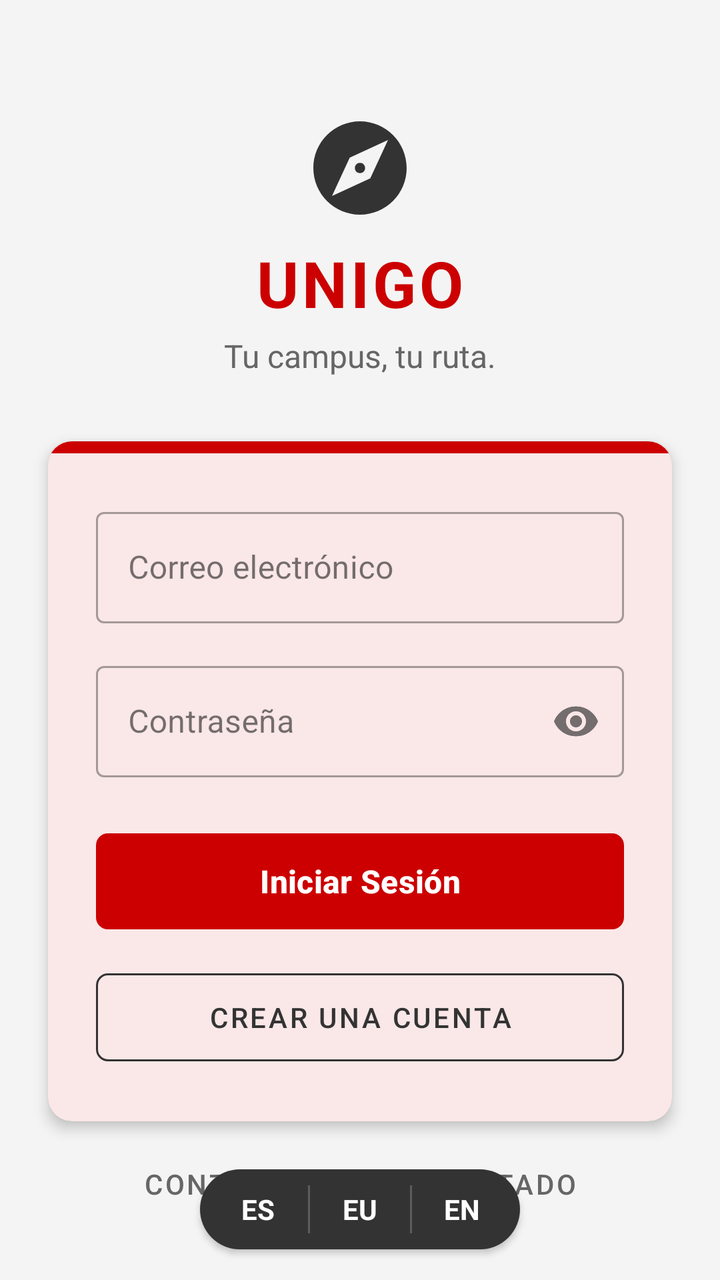
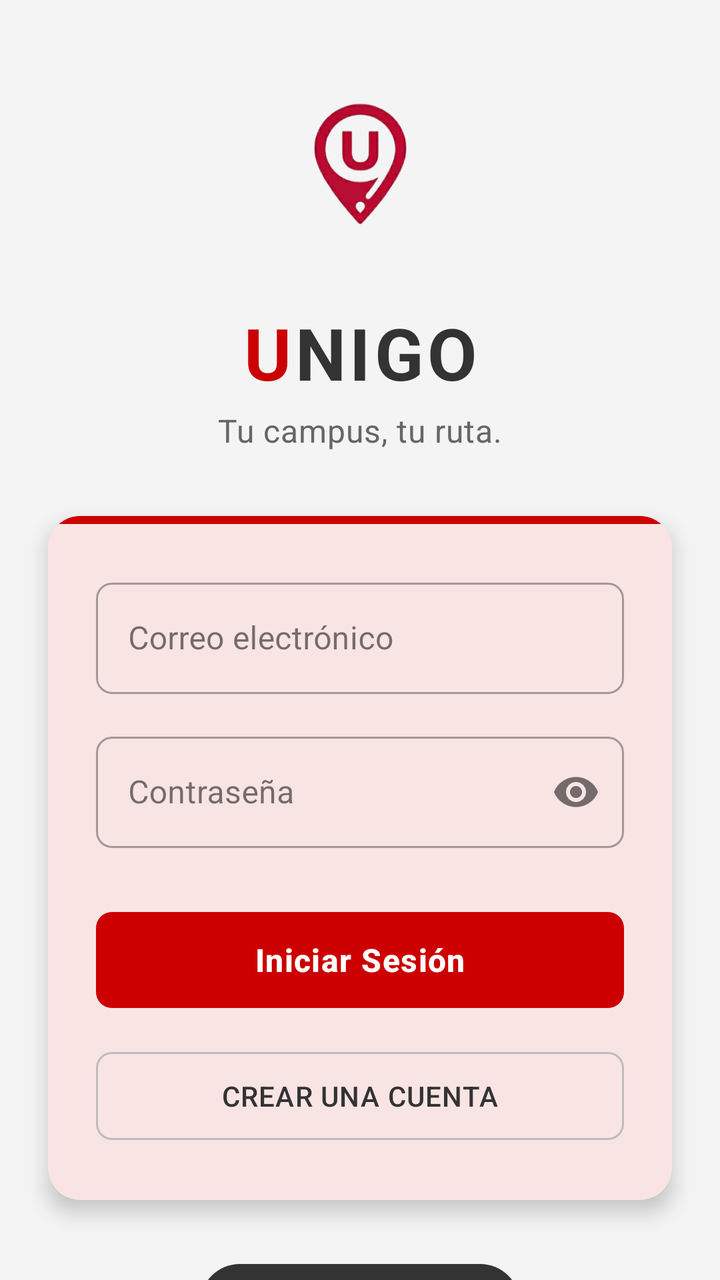

The first picture is an Android layout as it rendered before a commit; the second is the same layout after the commit. The layout source and the unified diff follow.
<!-- AndroidManifest.xml: activity theme Theme.Unigodas.AlwaysLight -->
<!-- res/layout/activity_login.xml -->
<?xml version="1.0" encoding="utf-8"?>
<androidx.constraintlayout.widget.ConstraintLayout
    xmlns:android="http://schemas.android.com/apk/res/android"
    xmlns:app="http://schemas.android.com/apk/res-auto"
    android:layout_width="match_parent"
    android:layout_height="match_parent"
    android:fitsSystemWindows="true"
    android:background="@color/bg_light">

    
    <ImageView
        android:id="@+id/ivLogo"
        android:layout_width="56dp"
        android:layout_height="56dp"
        android:layout_marginTop="56dp"
        android:src="@drawable/ic_logo_unigo"
        app:layout_constraintEnd_toEndOf="parent"
        app:layout_constraintStart_toStartOf="parent"
        app:layout_constraintTop_toTopOf="parent"
        app:tint="@color/bilbao_grey_dark" />

    
    <TextView
        android:id="@+id/tvTitle"
        android:layout_width="wrap_content"
        android:layout_height="wrap_content"
        android:layout_marginTop="8dp"
        android:text="@string/login_title"
        android:textColor="@color/bilbao_red"
        android:textSize="32sp"
        android:textStyle="bold"
        android:letterSpacing="0.05"
        app:layout_constraintEnd_toEndOf="parent"
        app:layout_constraintStart_toStartOf="parent"
        app:layout_constraintTop_toBottomOf="@+id/ivLogo" />

    <TextView
        android:id="@+id/tvSubtitle"
        android:layout_width="wrap_content"
        android:layout_height="wrap_content"
        android:layout_marginTop="4dp"
        android:text="@string/login_subtitle"
        android:textColor="@color/text_medium"
        android:textSize="16sp"
        app:layout_constraintEnd_toEndOf="parent"
        app:layout_constraintStart_toStartOf="parent"
        app:layout_constraintTop_toBottomOf="@+id/tvTitle" />

    
    <com.google.android.material.card.MaterialCardView
        android:id="@+id/cardForm"
        android:layout_width="match_parent"
        android:layout_height="wrap_content"
        android:layout_marginHorizontal="24dp"
        android:layout_marginTop="32dp"
        app:cardCornerRadius="12dp"
        app:cardElevation="4dp"
        app:cardBackgroundColor="@color/white"
        app:strokeWidth="0dp"
        app:layout_constraintTop_toBottomOf="@+id/tvSubtitle"
        app:layout_constraintStart_toStartOf="parent"
        app:layout_constraintEnd_toEndOf="parent">

        <LinearLayout
            android:layout_width="match_parent"
            android:layout_height="wrap_content"
            android:orientation="vertical">

            
            <View
                android:layout_width="match_parent"
                android:layout_height="6dp"
                android:background="@color/bilbao_red" />

            <LinearLayout
                android:layout_width="match_parent"
                android:layout_height="wrap_content"
                android:orientation="vertical"
                android:padding="24dp">

                
                <com.google.android.material.textfield.TextInputLayout
                    style="@style/Widget.MaterialComponents.TextInputLayout.OutlinedBox"
                    android:layout_width="match_parent"
                    android:layout_height="wrap_content"
                    android:hint="@string/login_email_hint"
                    app:boxCornerRadiusBottomEnd="4dp"
                    app:boxCornerRadiusBottomStart="4dp"
                    app:boxCornerRadiusTopEnd="4dp"
                    app:boxCornerRadiusTopStart="4dp">

                    <com.google.android.material.textfield.TextInputEditText
                        android:id="@+id/etEmail"
                        android:layout_width="match_parent"
                        android:layout_height="wrap_content"
                        android:inputType="textEmailAddress"
                        android:textColor="@color/text_dark"/>
                </com.google.android.material.textfield.TextInputLayout>

                
                <com.google.android.material.textfield.TextInputLayout
                    style="@style/Widget.MaterialComponents.TextInputLayout.OutlinedBox"
                    android:layout_width="match_parent"
                    android:layout_height="wrap_content"
                    android:layout_marginTop="16dp"
                    android:hint="@string/login_password_hint"
                    app:endIconMode="password_toggle"
                    app:boxCornerRadiusBottomEnd="4dp"
                    app:boxCornerRadiusBottomStart="4dp"
                    app:boxCornerRadiusTopEnd="4dp"
                    app:boxCornerRadiusTopStart="4dp">

                    <com.google.android.material.textfield.TextInputEditText
                        android:id="@+id/etPassword"
                        android:layout_width="match_parent"
                        android:layout_height="wrap_content"
                        android:inputType="textPassword"
                        android:textColor="@color/text_dark"/>
                </com.google.android.material.textfield.TextInputLayout>

                
                <com.google.android.material.button.MaterialButton
                    android:id="@+id/btnLogin"
                    android:layout_width="match_parent"
                    android:layout_height="56dp"
                    android:layout_marginTop="24dp"
                    android:text="@string/login_button"
                    android:textSize="16sp"
                    android:textStyle="bold"
                    app:cornerRadius="6dp"
                    app:backgroundTint="@color/bilbao_red" />

                
                <com.google.android.material.button.MaterialButton
                    android:id="@+id/btnRegister"
                    style="@style/Widget.MaterialComponents.Button.OutlinedButton"
                    android:layout_width="match_parent"
                    android:layout_height="56dp"
                    android:layout_marginTop="12dp"
                    android:text="@string/register_button"
                    android:textColor="@color/bilbao_grey_dark"
                    app:strokeColor="@color/bilbao_grey_dark"
                    app:strokeWidth="1dp"
                    app:cornerRadius="6dp" />

            </LinearLayout>
        </LinearLayout>
    </com.google.android.material.card.MaterialCardView>

    
    <LinearLayout
        android:layout_width="wrap_content"
        android:layout_height="wrap_content"
        android:layout_marginTop="24dp"
        android:orientation="horizontal"
        android:gravity="center"
        android:background="@drawable/bg_language_selector"
        android:elevation="2dp"
        app:layout_constraintEnd_toEndOf="parent"
        app:layout_constraintStart_toStartOf="parent"
        app:layout_constraintTop_toBottomOf="@+id/cardForm">

        <TextView
            android:id="@+id/btnLangEs"
            android:layout_width="50dp"
            android:layout_height="40dp"
            android:gravity="center"
            android:text="ES"
            android:textSize="14sp"
            android:textStyle="bold"
            android:textColor="@color/white"
            android:background="@drawable/bg_lang_item"
            android:clickable="true"
            android:focusable="true" />

        <View
            android:layout_width="1dp"
            android:layout_height="24dp"
            android:background="#33FFFFFF" />

        <TextView
            android:id="@+id/btnLangEu"
            android:layout_width="50dp"
            android:layout_height="40dp"
            android:gravity="center"
            android:text="EU"
            android:textSize="14sp"
            android:textStyle="bold"
            android:textColor="@color/white"
            android:background="@drawable/bg_lang_item"
            android:clickable="true"
            android:focusable="true" />

        <View
            android:layout_width="1dp"
            android:layout_height="24dp"
            android:background="#33FFFFFF" />

        <TextView
            android:id="@+id/btnLangEn"
            android:layout_width="50dp"
            android:layout_height="40dp"
            android:gravity="center"
            android:text="EN"
            android:textSize="14sp"
            android:textStyle="bold"
            android:textColor="@color/white"
            android:background="@drawable/bg_lang_item"
            android:clickable="true"
            android:focusable="true" />
    </LinearLayout>

    
    <com.google.android.material.button.MaterialButton
        android:id="@+id/btnGuest"
        style="@style/Widget.MaterialComponents.Button.TextButton"
        android:layout_width="wrap_content"
        android:layout_height="wrap_content"
        android:layout_marginBottom="24dp"
        android:text="@string/guest_button"
        android:textColor="@color/text_medium"
        app:layout_constraintBottom_toBottomOf="parent"
        app:layout_constraintEnd_toEndOf="parent"
        app:layout_constraintStart_toStartOf="parent" />

</androidx.constraintlayout.widget.ConstraintLayout>
<!-- resources referenced by this layout -->
<resources>
  <color name="bg_light">#F4F4F4</color>
  <color name="bilbao_grey_dark">#FF333333</color>
  <color name="bilbao_red">#FFCC0000</color>
  <color name="text_dark">#1A1A1A</color>
  <color name="text_medium">#666666</color>
  <color name="white">#FFFFFF</color>
  <!-- drawable bg_lang_item (drawable) -->
  <?xml version="1.0" encoding="utf-8"?>
  <ripple xmlns:android="http://schemas.android.com/apk/res/android"
      android:color="#33FFFFFF">
      <item android:id="@android:id/mask">
          <shape android:shape="rectangle">
              <corners android:radius="25dp" />
              <solid android:color="#FFFFFF" />
          </shape>
      </item>
      <item android:drawable="@drawable/bg_lang_item_base" />
  </ripple>
  <!-- drawable bg_language_selector (drawable) -->
  <?xml version="1.0" encoding="utf-8"?>
  <shape xmlns:android="http://schemas.android.com/apk/res/android"
      android:shape="rectangle">
      <solid android:color="@color/bilbao_grey_dark" />
      <corners android:radius="25dp" />
      <padding android:left="4dp" android:right="4dp" />
  </shape>
  <!-- drawable ic_logo_unigo (drawable) -->
  <vector xmlns:android="http://schemas.android.com/apk/res/android"
      android:width="24dp"
      android:height="24dp"
      android:viewportWidth="24"
      android:viewportHeight="24"
      android:tint="#000000">
      <path
          android:fillColor="@android:color/white"
          android:pathData="M12,2C6.48,2 2,6.48 2,12s4.48,10 10,10s10,-4.48 10,-10S17.52,2 12,2zM14.2,14.2L6,18l3.8,-8.2L18,6L14.2,14.2zM12,10.9c-0.61,0 -1.1,0.49 -1.1,1.1s0.49,1.1 1.1,1.1s1.1,-0.49 1.1,-1.1S12.61,10.9 12,10.9z"/>
  </vector>
  <string name="guest_button">Continuar como invitado</string>
  <string name="login_button">Iniciar Sesión</string>
  <string name="login_email_hint">Correo electrónico</string>
  <string name="login_password_hint">Contraseña</string>
  <string name="login_subtitle">Tu campus, tu ruta.</string>
  <string name="login_title">UNIGO</string>
  <string name="register_button">Crear una cuenta</string>
  <style name="Theme.Unigodas.AlwaysLight" parent="Theme.Material3.Light.NoActionBar">
          <item name="colorPrimary">@color/bilbao_red</item>
          <item name="colorOnPrimary">@color/white</item>
          <item name="android:colorBackground">@color/bg_light</item>
          <item name="colorSurface">@color/white</item>
          <item name="colorOnSurface">@color/text_dark</item>
          <item name="colorSurfaceVariant">#F5F5F5</item>
          <item name="colorOnSurfaceVariant">@color/text_medium</item>
      </style>
  <!-- drawable bg_lang_item_base (drawable) -->
  <?xml version="1.0" encoding="utf-8"?>
  <shape xmlns:android="http://schemas.android.com/apk/res/android"
      android:shape="rectangle">
      <solid android:color="@android:color/transparent" />
      <corners android:radius="25dp" />
  </shape>
</resources>

<!-- the commit's change to res/layout/activity_login.xml (unified diff, before → after) -->
@@ -7,32 +7,45 @@
     android:fitsSystemWindows="true"
     android:background="@color/bg_light">
 
-    
     <ImageView
         android:id="@+id/ivLogo"
-        android:layout_width="56dp"
-        android:layout_height="56dp"
-        android:layout_marginTop="56dp"
-        android:src="@drawable/ic_logo_unigo"
-        app:layout_constraintEnd_toEndOf="parent"
-        app:layout_constraintStart_toStartOf="parent"
-        app:layout_constraintTop_toTopOf="parent"
-        app:tint="@color/bilbao_grey_dark" />
-
-    
-    <TextView
-        android:id="@+id/tvTitle"
-        android:layout_width="wrap_content"
-        android:layout_height="wrap_content"
-        android:layout_marginTop="8dp"
-        android:text="@string/login_title"
-        android:textColor="@color/bilbao_red"
-        android:textSize="32sp"
-        android:textStyle="bold"
-        android:letterSpacing="0.05"
-        app:layout_constraintEnd_toEndOf="parent"
-        app:layout_constraintStart_toStartOf="parent"
-        app:layout_constraintTop_toBottomOf="@+id/ivLogo" />
+        android:layout_width="96dp"
+        android:layout_height="96dp"
+        android:layout_marginTop="40dp"
+        android:src="@drawable/logo_unigo"
+        android:scaleType="fitCenter"
+        app:layout_constraintEnd_toEndOf="parent"
+        app:layout_constraintStart_toStartOf="parent"
+        app:layout_constraintTop_toTopOf="parent"/>
+
+    <LinearLayout
+        android:id="@+id/llTitleContainer"
+        android:layout_width="wrap_content"
+        android:layout_height="wrap_content"
+        android:layout_marginTop="16dp"
+        android:orientation="horizontal"
+        app:layout_constraintEnd_toEndOf="parent"
+        app:layout_constraintStart_toStartOf="parent"
+        app:layout_constraintTop_toBottomOf="@+id/ivLogo">
+
+        <TextView
+            android:layout_width="wrap_content"
+            android:layout_height="wrap_content"
+            android:text="U"
+            android:textColor="@color/bilbao_red"
+            android:textSize="36sp"
+            android:textStyle="bold"
+            android:letterSpacing="0.05" />
+
+        <TextView
+            android:layout_width="wrap_content"
+            android:layout_height="wrap_content"
+            android:text="NIGO"
+            android:textColor="@color/bilbao_grey_dark"
+            android:textSize="36sp"
+            android:textStyle="bold"
+            android:letterSpacing="0.05" />
+    </LinearLayout>
 
     <TextView
         android:id="@+id/tvSubtitle"
@@ -42,19 +55,19 @@
         android:text="@string/login_subtitle"
         android:textColor="@color/text_medium"
         android:textSize="16sp"
-        app:layout_constraintEnd_toEndOf="parent"
-        app:layout_constraintStart_toStartOf="parent"
-        app:layout_constraintTop_toBottomOf="@+id/tvTitle" />
-
-    
+        android:letterSpacing="0.02"
+        app:layout_constraintEnd_toEndOf="parent"
+        app:layout_constraintStart_toStartOf="parent"
+        app:layout_constraintTop_toBottomOf="@+id/llTitleContainer" />
+
     <com.google.android.material.card.MaterialCardView
         android:id="@+id/cardForm"
         android:layout_width="match_parent"
         android:layout_height="wrap_content"
         android:layout_marginHorizontal="24dp"
         android:layout_marginTop="32dp"
-        app:cardCornerRadius="12dp"
-        app:cardElevation="4dp"
+        app:cardCornerRadius="16dp"
+        app:cardElevation="6dp"
         app:cardBackgroundColor="@color/white"
         app:strokeWidth="0dp"
         app:layout_constraintTop_toBottomOf="@+id/tvSubtitle"
@@ -66,10 +79,9 @@
             android:layout_height="wrap_content"
             android:orientation="vertical">
 
-            
             <View
                 android:layout_width="match_parent"
-                android:layout_height="6dp"
+                android:layout_height="4dp"
                 android:background="@color/bilbao_red" />
 
             <LinearLayout
@@ -78,16 +90,15 @@
                 android:orientation="vertical"
                 android:padding="24dp">
 
-                
                 <com.google.android.material.textfield.TextInputLayout
                     style="@style/Widget.MaterialComponents.TextInputLayout.OutlinedBox"
                     android:layout_width="match_parent"
                     android:layout_height="wrap_content"
                     android:hint="@string/login_email_hint"
-                    app:boxCornerRadiusBottomEnd="4dp"
-                    app:boxCornerRadiusBottomStart="4dp"
-                    app:boxCornerRadiusTopEnd="4dp"
-                    app:boxCornerRadiusTopStart="4dp">
+                    app:boxCornerRadiusBottomEnd="8dp"
+                    app:boxCornerRadiusBottomStart="8dp"
+                    app:boxCornerRadiusTopEnd="8dp"
+                    app:boxCornerRadiusTopStart="8dp">
 
                     <com.google.android.material.textfield.TextInputEditText
                         android:id="@+id/etEmail"
@@ -97,7 +108,6 @@
                         android:textColor="@color/text_dark"/>
                 </com.google.android.material.textfield.TextInputLayout>
 
-                
                 <com.google.android.material.textfield.TextInputLayout
                     style="@style/Widget.MaterialComponents.TextInputLayout.OutlinedBox"
                     android:layout_width="match_parent"
@@ -105,10 +115,10 @@
                     android:layout_marginTop="16dp"
                     android:hint="@string/login_password_hint"
                     app:endIconMode="password_toggle"
-                    app:boxCornerRadiusBottomEnd="4dp"
-                    app:boxCornerRadiusBottomStart="4dp"
-                    app:boxCornerRadiusTopEnd="4dp"
-                    app:boxCornerRadiusTopStart="4dp">
+                    app:boxCornerRadiusBottomEnd="8dp"
+                    app:boxCornerRadiusBottomStart="8dp"
+                    app:boxCornerRadiusTopEnd="8dp"
+                    app:boxCornerRadiusTopStart="8dp">
 
                     <com.google.android.material.textfield.TextInputEditText
                         android:id="@+id/etPassword"
@@ -118,19 +128,18 @@
                         android:textColor="@color/text_dark"/>
                 </com.google.android.material.textfield.TextInputLayout>
 
-                
                 <com.google.android.material.button.MaterialButton
                     android:id="@+id/btnLogin"
                     android:layout_width="match_parent"
                     android:layout_height="56dp"
-                    android:layout_marginTop="24dp"
+                    android:layout_marginTop="28dp"
                     android:text="@string/login_button"
                     android:textSize="16sp"
                     android:textStyle="bold"
-                    app:cornerRadius="6dp"
+                    android:letterSpacing="0.03"
+                    app:cornerRadius="8dp"
                     app:backgroundTint="@color/bilbao_red" />
 
-                
                 <com.google.android.material.button.MaterialButton
                     android:id="@+id/btnRegister"
                     style="@style/Widget.MaterialComponents.Button.OutlinedButton"
@@ -139,19 +148,19 @@
                     android:layout_marginTop="12dp"
                     android:text="@string/register_button"
                     android:textColor="@color/bilbao_grey_dark"
-                    app:strokeColor="@color/bilbao_grey_dark"
+                    android:letterSpacing="0.03"
+                    app:strokeColor="#BDBDBD"
                     app:strokeWidth="1dp"
-                    app:cornerRadius="6dp" />
+                    app:cornerRadius="8dp" />
 
             </LinearLayout>
         </LinearLayout>
     </com.google.android.material.card.MaterialCardView>
 
-    
     <LinearLayout
         android:layout_width="wrap_content"
         android:layout_height="wrap_content"
-        android:layout_marginTop="24dp"
+        android:layout_marginTop="32dp"
         android:orientation="horizontal"
         android:gravity="center"
         android:background="@drawable/bg_language_selector"
@@ -210,15 +219,15 @@
             android:focusable="true" />
     </LinearLayout>
 
-    
     <com.google.android.material.button.MaterialButton
         android:id="@+id/btnGuest"
         style="@style/Widget.MaterialComponents.Button.TextButton"
         android:layout_width="wrap_content"
         android:layout_height="wrap_content"
-        android:layout_marginBottom="24dp"
+        android:layout_marginBottom="32dp"
         android:text="@string/guest_button"
         android:textColor="@color/text_medium"
+        android:letterSpacing="0.02"
         app:layout_constraintBottom_toBottomOf="parent"
         app:layout_constraintEnd_toEndOf="parent"
         app:layout_constraintStart_toStartOf="parent" />
<!-- resource entries referenced after the edit -->
@@ -26,23 +26,12 @@
       <corners android:radius="25dp" />
       <padding android:left="4dp" android:right="4dp" />
   </shape>
-  <!-- drawable ic_logo_unigo (drawable) -->
-  <vector xmlns:android="http://schemas.android.com/apk/res/android"
-      android:width="24dp"
-      android:height="24dp"
-      android:viewportWidth="24"
-      android:viewportHeight="24"
-      android:tint="#000000">
-      <path
-          android:fillColor="@android:color/white"
-          android:pathData="M12,2C6.48,2 2,6.48 2,12s4.48,10 10,10s10,-4.48 10,-10S17.52,2 12,2zM14.2,14.2L6,18l3.8,-8.2L18,6L14.2,14.2zM12,10.9c-0.61,0 -1.1,0.49 -1.1,1.1s0.49,1.1 1.1,1.1s1.1,-0.49 1.1,-1.1S12.61,10.9 12,10.9z"/>
-  </vector>
+  <!-- drawable logo_unigo: png bitmap (drawable, 10575 bytes) -->
   <string name="guest_button">Continuar como invitado</string>
   <string name="login_button">Iniciar Sesión</string>
   <string name="login_email_hint">Correo electrónico</string>
   <string name="login_password_hint">Contraseña</string>
   <string name="login_subtitle">Tu campus, tu ruta.</string>
-  <string name="login_title">UNIGO</string>
   <string name="register_button">Crear una cuenta</string>
   <style name="Theme.Unigodas.AlwaysLight" parent="Theme.Material3.Light.NoActionBar">
           <item name="colorPrimary">@color/bilbao_red</item>
